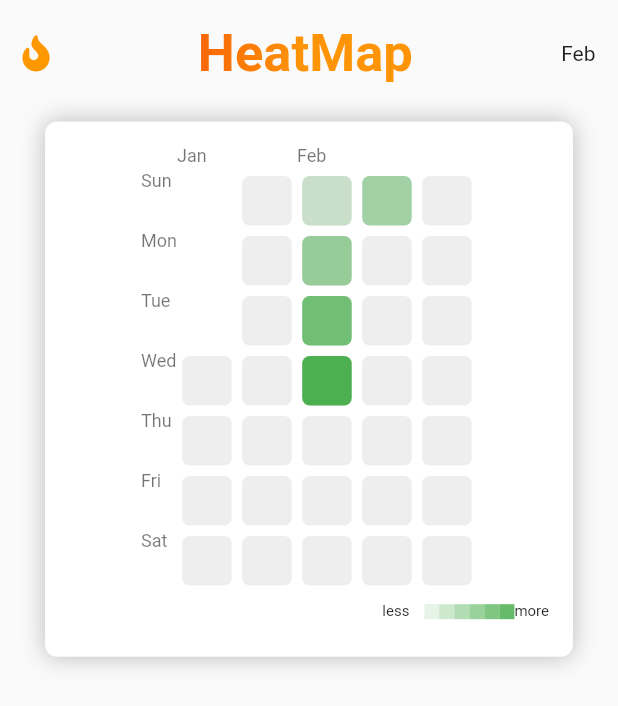
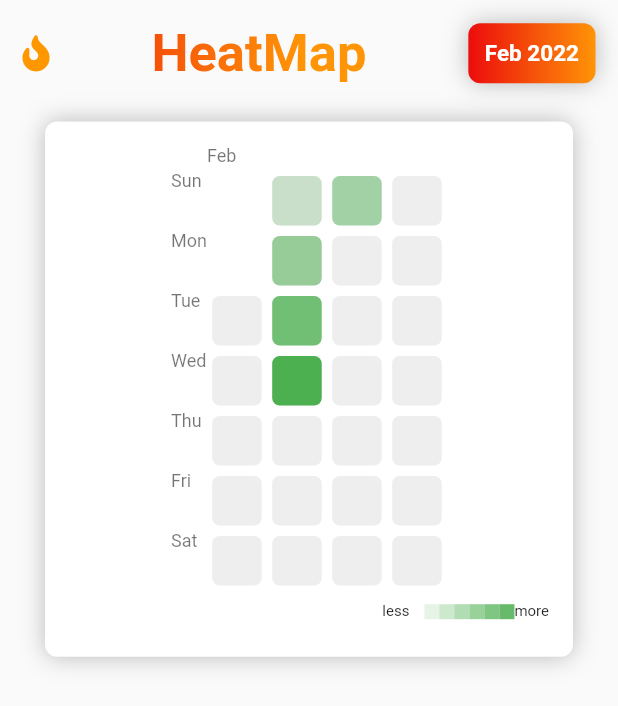
Before and after one commit to RGTechPro/habit_heat, a Flutter app: the ActivityPage screen opened directly, on a phone screen of 412 x 824 dp. Shown: the top 706 px of the screen. Run offline on Flutter 3.47's test engine with Material 2 defaults, Android fonts, the phone set to English and light mode, and no system bars; drawn by our look-alikes of flutter_heatmap_calendar; our stand-ins replace cloud_firestore, firebase_auth, flutter_signin_button, flutter_svg, font_awesome_flutter, google_sign_in and 3 more; missing offline and left inert: cloud_firestore_web, firebase_auth_web, firebase_core_web, google_sign_in_web; accounts and stored records are empty.

Commit message:
fully added month selector functionality

```diff
--- a/lib/sccreens/activity_page.dart
+++ b/lib/sccreens/activity_page.dart
@@ -19,9 +19,15 @@ class _ActivityPageState extends State<ActivityPage> {
       Color.fromARGB(255, 255, 148, 7)
     ],
   ).createShader(Rect.fromLTWH(0.0, 0.0, 200.0, 70.0));
+  final Gradient grad = LinearGradient(
+    colors: <Color>[
+      Color.fromARGB(255, 236, 12, 12),
+      Color.fromARGB(255, 255, 148, 7)
+    ],
+  );
   @override
   Widget build(BuildContext context) {
-    String month = DateFormat('MMM').format(currentDate);
+    String month = DateFormat('yMMM').format(currentDate);
 
     return SafeArea(
       child: Scaffold(
@@ -44,7 +50,30 @@ class _ActivityPageState extends State<ActivityPage> {
                       foreground: Paint()..shader = linearGradient),
                 ),
                 GestureDetector(
-                  child: Text(month),
+                  child: Container(
+                      decoration: BoxDecoration(
+                          gradient: grad,
+                          boxShadow: [
+                            BoxShadow(
+                                color: Colors.black26,
+                                offset: Offset.zero,
+                                spreadRadius: 0,
+                                blurRadius: 13),
+                          ],
+                          borderRadius: BorderRadius.all(Radius.circular(8)),
+                          border:
+                              Border.all(color: Colors.grey.withOpacity(.01))),
+                      child: Padding(
+                        padding: const EdgeInsets.all(10.0),
+                        child: Text(
+                          month,
+                          style: TextStyle(
+                              fontFamily: 'Roboto',
+                              fontSize: 15,
+                              fontWeight: FontWeight.bold,
+                              color: Colors.white),
+                        ),
+                      )),
                   onTap: () {
                     showMonthPicker(context: context, initialDate: currentDate)
                         .then((date) {
@@ -75,7 +104,7 @@ class _ActivityPageState extends State<ActivityPage> {
                       ],
                       borderRadius: BorderRadius.all(Radius.circular(8)),
                       border: Border.all(color: Colors.grey.withOpacity(.01))),
-                  child: HeatMaps()),
+                  child: HeatMaps(date: currentDate,)),
             )
           ]),
         ),
--- a/lib/widgets/heat_map.dart
+++ b/lib/widgets/heat_map.dart
@@ -2,19 +2,23 @@ import 'package:flutter/material.dart';
 import 'package:flutter_heatmap_calendar/flutter_heatmap_calendar.dart';
 
 class HeatMaps extends StatelessWidget {
-  const HeatMaps({Key? key}) : super(key: key);
-
+  HeatMaps({required this.date});
+  DateTime date;
   @override
   Widget build(BuildContext context) {
-    var date = DateTime.now();
+    print(date);
+    //var date = DateTime.now();
     return Padding(
       padding: const EdgeInsets.all(15.0),
       child: HeatMap(
+        endDate: (DateTime.now().month == date.month)
+            ? DateTime.now()
+            : DateTime(date.year, date.month + 1, 0),
         defaultColor: Color(0xffeeeeef),
         size: 33,
         margin: EdgeInsets.all(3.5),
         textColor: Colors.black54,
-        startDate: DateTime(date.year, date.month - 1, date.day),
+        startDate: DateTime(date.year, date.month, 1),
         datasets: {
           DateTime(2022, 2, 6): 3,
           DateTime(2022, 2, 7): 7,
```
